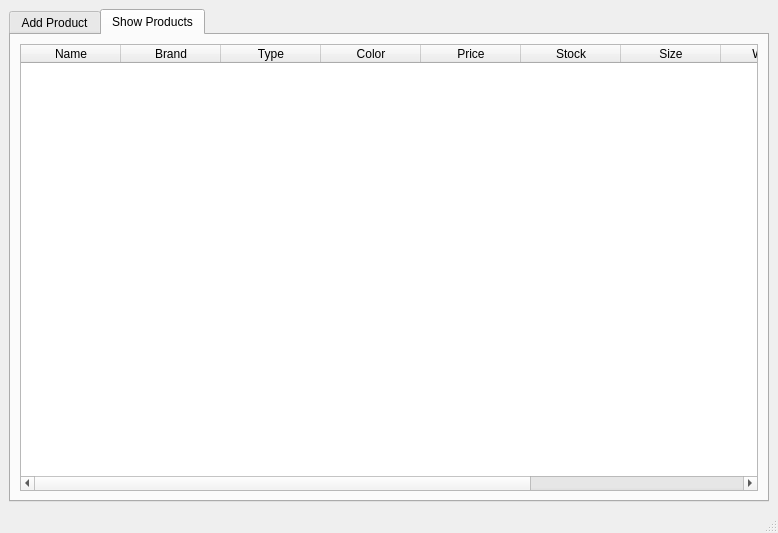
First picture: the form in AP/costumer_ui.ui, repository AP-projects-4001/Guys, before the edit.
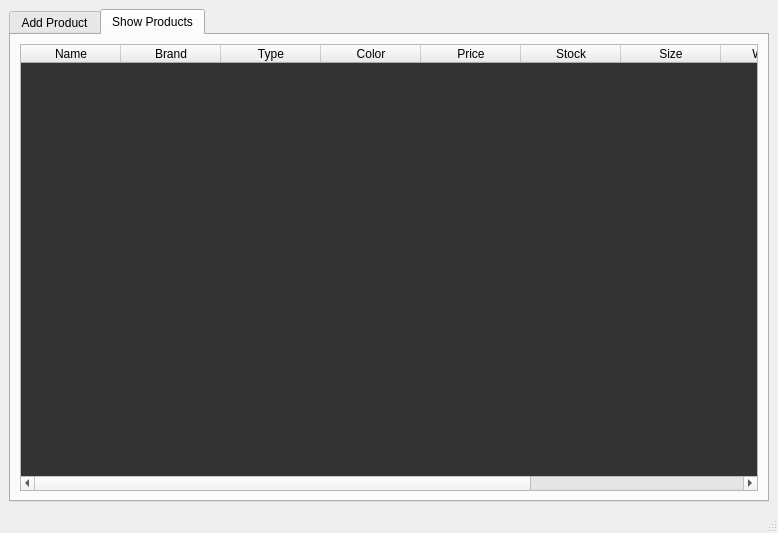
Second picture: the form after the edit. The open tabs and pages were chosen to show the change.

```diff
--- a/AP/costumer_ui.ui
+++ b/AP/costumer_ui.ui
@@ -17,6 +17,43 @@
    <layout class="QGridLayout" name="gridLayout">
     <item row="0" column="0">
      <widget class="QTabWidget" name="tabWidget">
+      <property name="palette">
+       <palette>
+        <active>
+         <colorrole role="Base">
+          <brush brushstyle="SolidPattern">
+           <color alpha="255">
+            <red>9</red>
+            <green>100</green>
+            <blue>65</blue>
+           </color>
+          </brush>
+         </colorrole>
+        </active>
+        <inactive>
+         <colorrole role="Base">
+          <brush brushstyle="SolidPattern">
+           <color alpha="255">
+            <red>51</red>
+            <green>51</green>
+            <blue>51</blue>
+           </color>
+          </brush>
+         </colorrole>
+        </inactive>
+        <disabled>
+         <colorrole role="Base">
+          <brush brushstyle="SolidPattern">
+           <color alpha="255">
+            <red>5</red>
+            <green>53</green>
+            <blue>35</blue>
+           </color>
+          </brush>
+         </colorrole>
+        </disabled>
+       </palette>
+      </property>
       <property name="tabShape">
        <enum>QTabWidget::Rounded</enum>
       </property>
@@ -247,6 +284,43 @@
        <layout class="QGridLayout" name="gridLayout_2">
         <item row="0" column="0">
          <widget class="QTableWidget" name="show_table">
+          <property name="palette">
+           <palette>
+            <active>
+             <colorrole role="Base">
+              <brush brushstyle="SolidPattern">
+               <color alpha="240">
+                <red>9</red>
+                <green>106</green>
+                <blue>64</blue>
+               </color>
+              </brush>
+             </colorrole>
+            </active>
+            <inactive>
+             <colorrole role="Base">
+              <brush brushstyle="SolidPattern">
+               <color alpha="255">
+                <red>51</red>
+                <green>51</green>
+                <blue>51</blue>
+               </color>
+              </brush>
+             </colorrole>
+            </inactive>
+            <disabled>
+             <colorrole role="Base">
+              <brush brushstyle="SolidPattern">
+               <color alpha="255">
+                <red>5</red>
+                <green>53</green>
+                <blue>35</blue>
+               </color>
+              </brush>
+             </colorrole>
+            </disabled>
+           </palette>
+          </property>
           <column>
            <property name="text">
             <string>Name</string>
```
